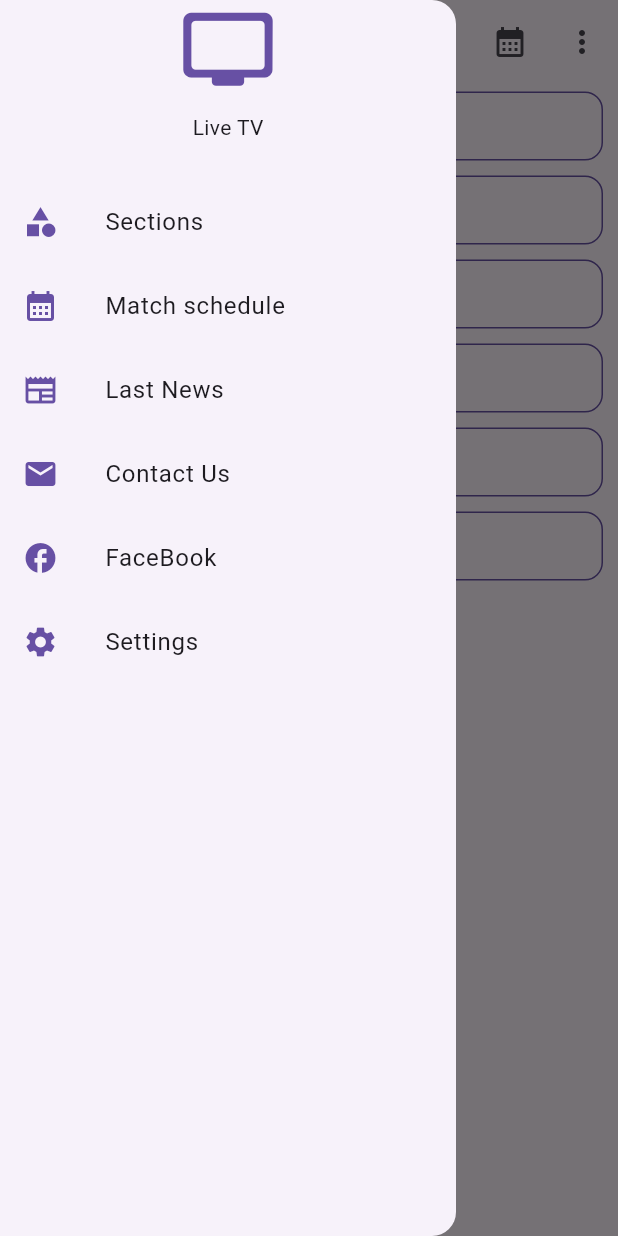
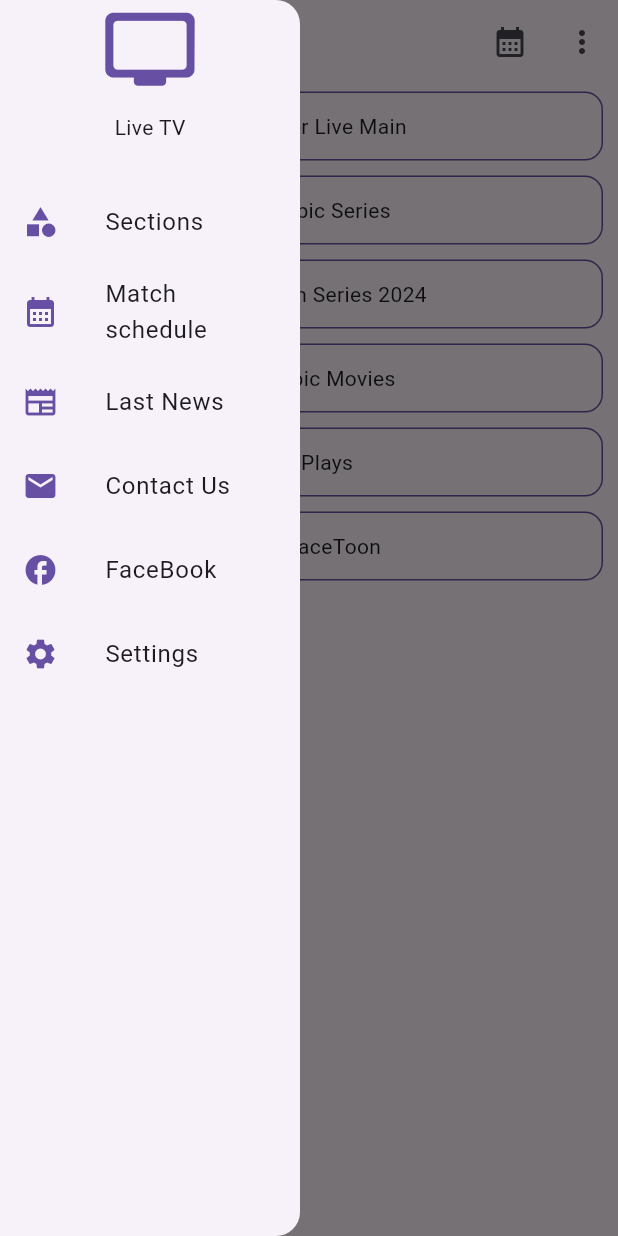
Before and after one commit to Emad-Pro/Match_Live, a Flutter app: the screen it shows after launch, with the side drawer open, on a phone screen of 412 x 824 dp. Run offline on Flutter 3.47's test engine with Material 3 defaults, Android fonts, the light colour scheme and no system bars; our stand-ins replace bloc, flutter_bloc, freezed_annotation, get_it, shared_preferences.

Commit message:
Change Some thing

```diff
--- a/lib/src/main/view/widget/main_drawer.dart
+++ b/lib/src/main/view/widget/main_drawer.dart
@@ -12,6 +12,7 @@ class MainDrawer extends StatelessWidget {
   Widget build(BuildContext context) {
     final colorScheme = Theme.of(context).colorScheme;
     return Drawer(
+      width: 200,
       child: Column(
         children: [
           Icon(
```
Also changed, not shown: lib/src/main/view/widget/main_app_bar.dart (+8 -4 lines).
